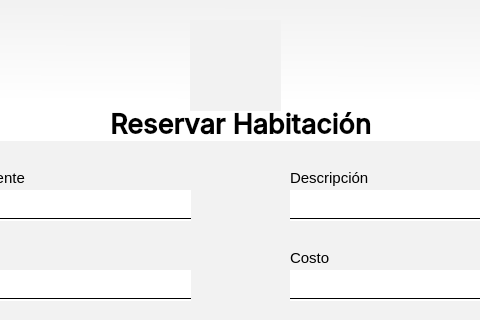
Above: project1/views/ui/servicio_habitacion.ui from Alex300VA24/projectHotel before the change; both pictures show x 160 to 640 and y 0 to 320 of the 800 by 600 pixel window. Below: the same form after it.
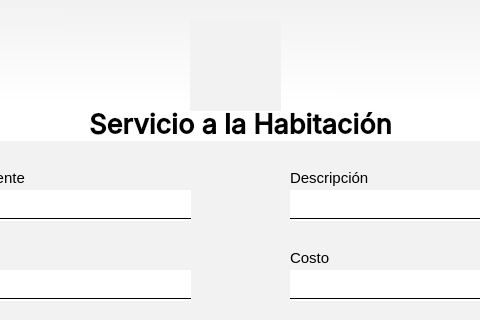
That is the form after the change. Icons and pictures are not drawn.

Diff of the .ui file:
```diff
--- a/project1/views/ui/servicio_habitacion.ui
+++ b/project1/views/ui/servicio_habitacion.ui
@@ -376,7 +376,7 @@
     <string notr="true">background-color: qlineargradient(spread:pad, x1:0.514, y1:0.0343182, x2:0.500554, y2:0.727, stop:0 rgba(242, 242, 242, 255), stop:1 rgba(255, 255, 255, 255));</string>
    </property>
    <property name="text">
-    <string>Reservar Habitación</string>
+    <string>Servicio a la Habitación</string>
    </property>
    <property name="alignment">
     <set>Qt::AlignBottom|Qt::AlignHCenter</set>
```
